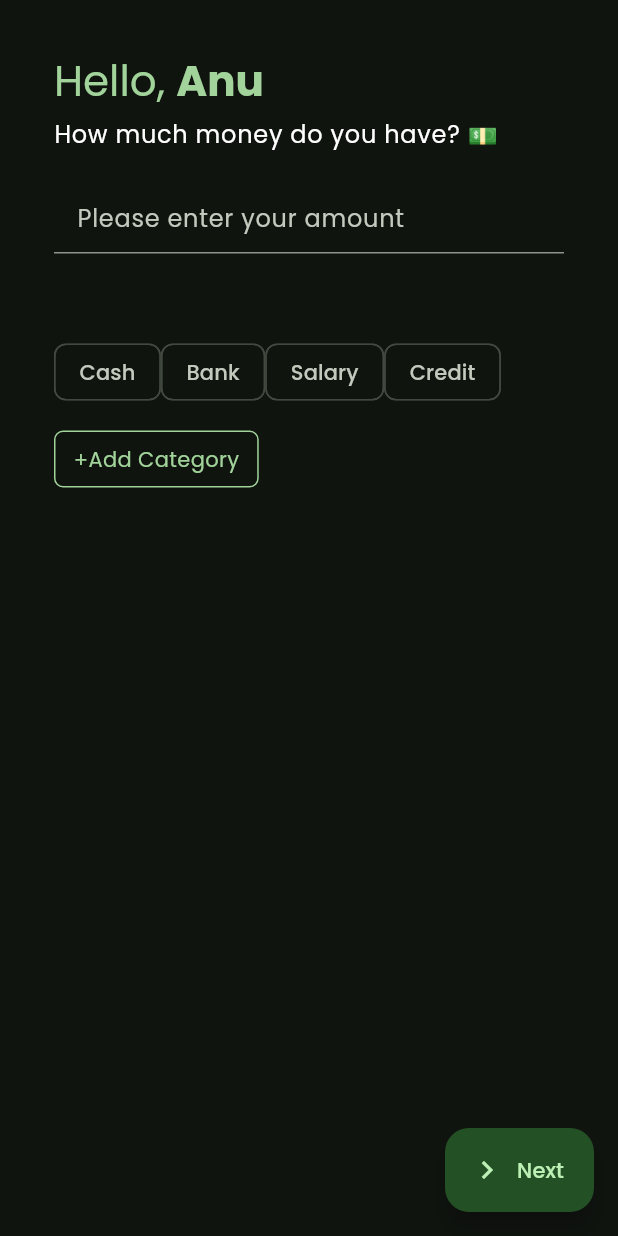
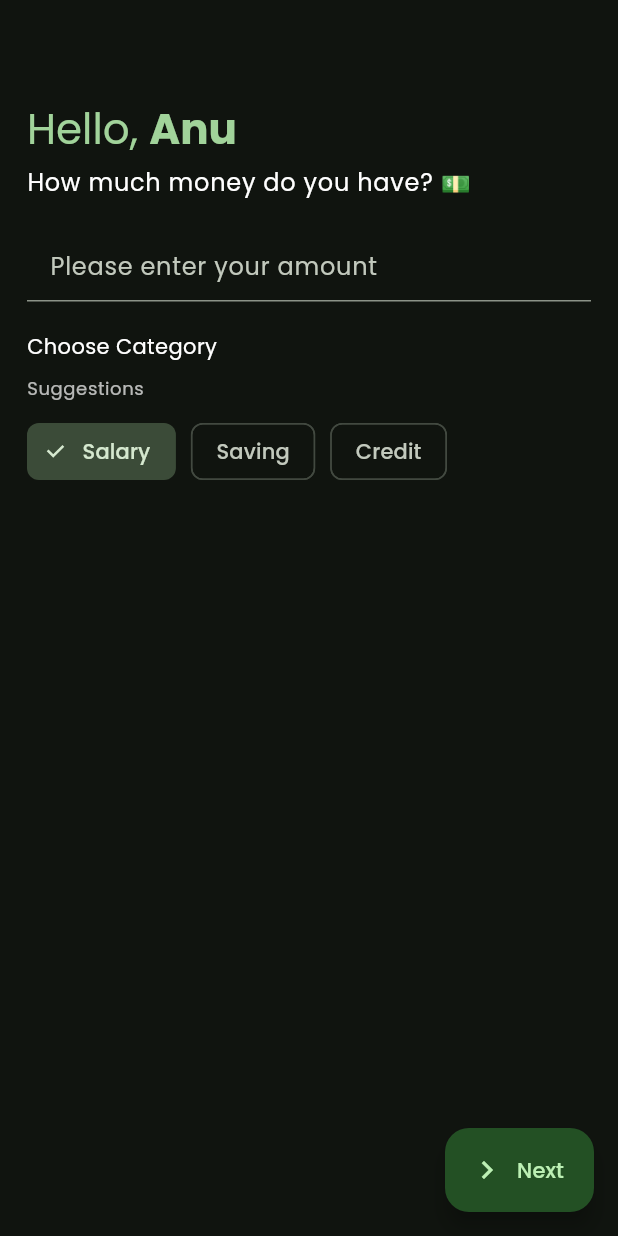
Before and after one commit to Anasurya2000/money-wallet, a Flutter app: the AddAmount screen opened directly, after a tap on "Salary", on a phone screen of 412 x 824 dp. Run offline on Flutter 3.47's test engine with Material 2 defaults, Android fonts, the phone set to English and light mode, and no system bars; our stand-ins replace action_slider, flutter_feather_icons, get, google_fonts, salomon_bottom_bar, sqflite; missing offline and left inert: flutter_echarts; accounts and stored records are empty.

Commit message:
fixed : code flow

```diff
--- a/lib/app/modules/login/views/add_amount_view.dart
+++ b/lib/app/modules/login/views/add_amount_view.dart
@@ -3,6 +3,35 @@ import 'package:get/get.dart';
 
 import '../../../constant/app_constant.dart';
 import '../../../routes/app_pages.dart';
+
+class CatController extends GetxController {
+  final RxList<String> _categoryList = <String>[
+    'Salary',
+    'Saving',
+    'Credit',
+  ].obs;
+
+  List<String> get categoryList => _categoryList;
+
+  final RxList<String> _selectedCategory = <String>[].obs;
+  List<String> get selectedCategory => _selectedCategory;
+
+  void addCategory(String category) {
+    _categoryList.add(category);
+  }
+
+  void selectCategory(String category) {
+    _selectedCategory.add(category);
+  }
+
+  void removeCategory(String category) {
+    _selectedCategory.remove(category);
+  }
+
+  void clearCategory() {
+    _selectedCategory.clear();
+  }
+}
 
 class AddAmount extends StatefulWidget {
   const AddAmount({super.key});
@@ -13,23 +42,23 @@ class AddAmount extends StatefulWidget {
 
 class _AddAmountState extends State<AddAmount> {
   final categoryController = TextEditingController();
+  final catController = Get.put(CatController());
   @override
   Widget build(BuildContext context) {
     final theme = Theme.of(context);
     const userName = 'Anu';
     return Scaffold(
       body: SafeArea(
-        child: Padding(
+        child: LayoutBuilder(builder: (context, constraints) {
+          return SingleChildScrollView(
             padding: AppConstant.defaultPadding,
-          child: SingleChildScrollView(
-            child: Column(
-              children: [
-                IntrinsicHeight(
-                  child: Padding(
-                    padding: AppConstant.defaultPadding,
+            child: ConstrainedBox(
+              constraints: BoxConstraints(minHeight: constraints.maxHeight),
+              child: IntrinsicHeight(
                 child: Column(
                   crossAxisAlignment: CrossAxisAlignment.start,
                   children: [
+                    const SizedBox(height: 50),
                     Text.rich(
                       TextSpan(
                         text: 'Hello, ',
@@ -60,73 +89,43 @@ class _AddAmountState extends State<AddAmount> {
                         hintText: 'Please enter your amount',
                       ),
                     ),
-                        const SizedBox(height: 55),
-                        Wrap(
-                          children: [
-                            FilterChip(
-                              label: const Text('Cash'),
-                              onSelected: (value) {},
+                    const SizedBox(height: 20),
+                    Text('Choose Category', style: theme.textTheme.bodyMedium),
+                    const SizedBox(height: 10),
+                    Text(
+                      'Suggestions',
+                      style: theme.textTheme.bodySmall?.copyWith(color: Colors.white70),
                     ),
-                            FilterChip(
-                              label: const Text('Bank'),
-                              onSelected: (value) {},
+                    const SizedBox(height: 10),
+                    Obx(() => Wrap(
+                        spacing: 10,
+                        runSpacing: 10,
+                        children: List.generate(
+                          catController.categoryList.length,
+                          (index) => ChoiceChip(
+                            label: Text(catController.categoryList[index]),
+                            selected: catController.selectedCategory.contains(
+                              catController.categoryList[index],
                             ),
-                            FilterChip(
-                              label: const Text('Salary'),
-                              onSelected: (value) {},
+                            onSelected: (value) {
+                              if (value) {
+                                catController.selectCategory(
+                                  catController.categoryList[index],
+                                );
+                              } else {
+                                catController.removeCategory(
+                                  catController.categoryList[index],
+                                );
+                              }
+                            },
                           ),
-                            FilterChip(
-                              label: const Text('Credit'),
-                              onSelected: (value) {},
-                            ),
-                          ],
-                        ),
-                        const SizedBox(height: 15),
-                        Row(
-                          mainAxisAlignment: MainAxisAlignment.start,
-                          children: [
-                            GestureDetector(
-                              child: Container(
-                                padding: const EdgeInsets.symmetric(vertical: 8, horizontal: 12),
-                                decoration: BoxDecoration(
-                                    border: Border.all(
-                                      color: theme.colorScheme.primary,
-                                    ),
-                                    borderRadius: BorderRadius.circular(6)),
-                                child: Row(
-                                  children: [
-                                    Text(
-                                      '+',
-                                      style: TextStyle(
-                                        color: theme.colorScheme.primary,
-                                      ),
-                                    ),
-                                    Text(
-                                      'Add Category',
-                                      style: TextStyle(
-                                        color: theme.colorScheme.primary,
-                                      ),
-                                    ),
-                                  ],
-                                ),
-                              ),
-                              onTap: () => addCategory(context),
-                            ),
-                          ],
-                        ),
-                        const SizedBox(height: 15),
-                        Text(
-                          categoryController.text,
-                          style: const TextStyle(color: Colors.white),
-                        ),
+                        ))),
                   ],
                 ),
               ),
             ),
-              ],
-            ),
-          ),
-        ),
+          );
+        }),
       ),
       floatingActionButton: FloatingActionButton.extended(
           icon: const Icon(Icons.keyboard_arrow_right),
--- a/lib/app/modules/login/views/splash_view.dart
+++ b/lib/app/modules/login/views/splash_view.dart
@@ -1,9 +1,9 @@
+import 'package:action_slider/action_slider.dart';
 import 'package:flutter/material.dart';
 import 'package:get/get.dart';
-import 'package:slide_to_confirm/slide_to_confirm.dart';
+import 'package:money_wallet/app/routes/app_pages.dart';
 
 import '../../../constant/assets.dart';
-import '../../../routes/app_pages.dart';
 
 class SplashScreen extends StatelessWidget {
   const SplashScreen({super.key});
@@ -32,7 +32,7 @@ class SplashScreen extends StatelessWidget {
                 Center(
                   child: Image.asset(
                     Assets.logo,
-                    width: 250,
+                    width: 230,
                   ),
                 ),
                 const SizedBox(height: 15),
@@ -46,13 +46,20 @@ class SplashScreen extends StatelessWidget {
                   style: theme.textTheme.bodyLarge,
                 ),
                 const SizedBox(height: 30),
-                SizedBox(
-                  width: Get.width,
-                  child: ConfirmationSlider(
-                    text: 'Slide to continue',
-                    textStyle: const TextStyle(color: Colors.black),
-                    foregroundColor: Colors.black,
-                    onConfirmation: () => Get.offAllNamed(Routes.login),
+                Center(
+                  child: ActionSlider.standard(
+                    action: (controller) async {
+                      controller.loading();
+                      await Future.delayed(const Duration(seconds: 2));
+                      controller.success();
+                      await Future.delayed(const Duration(seconds: 1));
+                      Get.offAllNamed(Routes.login);
+                    },
+                    backgroundColor: Colors.white,
+                    child: const Text(
+                      'Slide to continue',
+                      style: TextStyle(color: Colors.black),
+                    ),
                   ),
                 ),
               ],
--- a/pubspec.yaml
+++ b/pubspec.yaml
@@ -22,6 +22,7 @@ dependencies:
   flutter_echarts: ^2.4.0
   sqflite: ^2.2.8+2
   flutter_feather_icons: ^2.0.0+1
+  action_slider: ^0.6.1
 
 dev_dependencies:
   flutter_test:
```
Also changed, not shown: lib/app/modules/login/views/login_view.dart (+0 -38 lines), pubspec.lock. Lines whose indentation alone changed are shown as unchanged.
